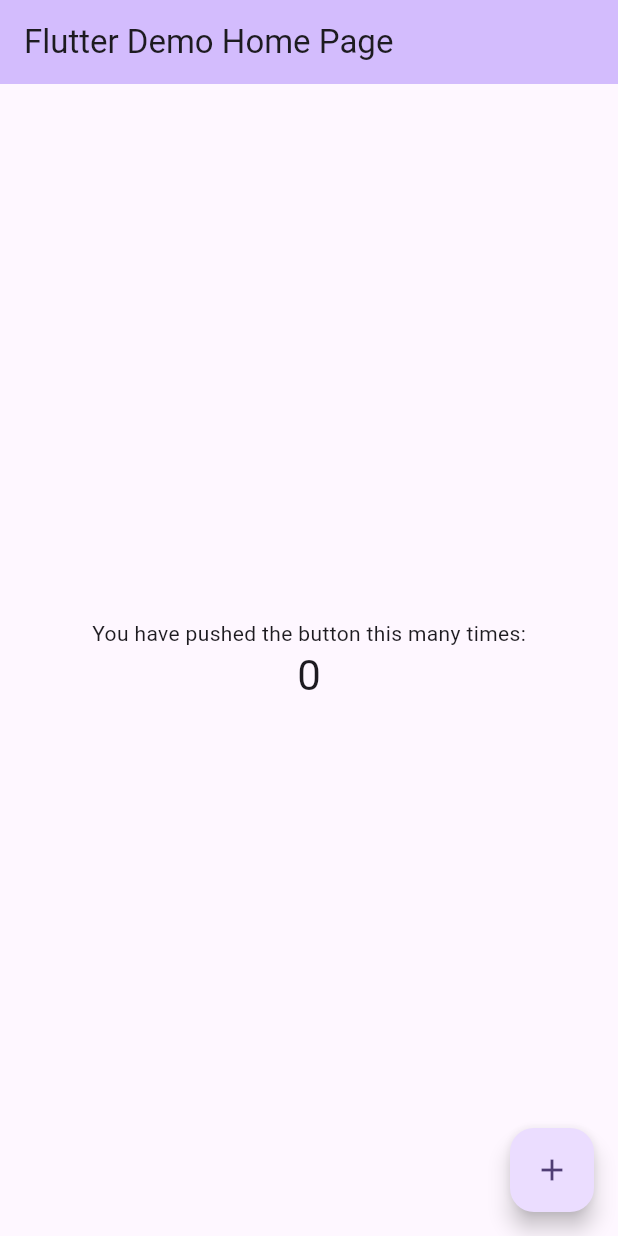
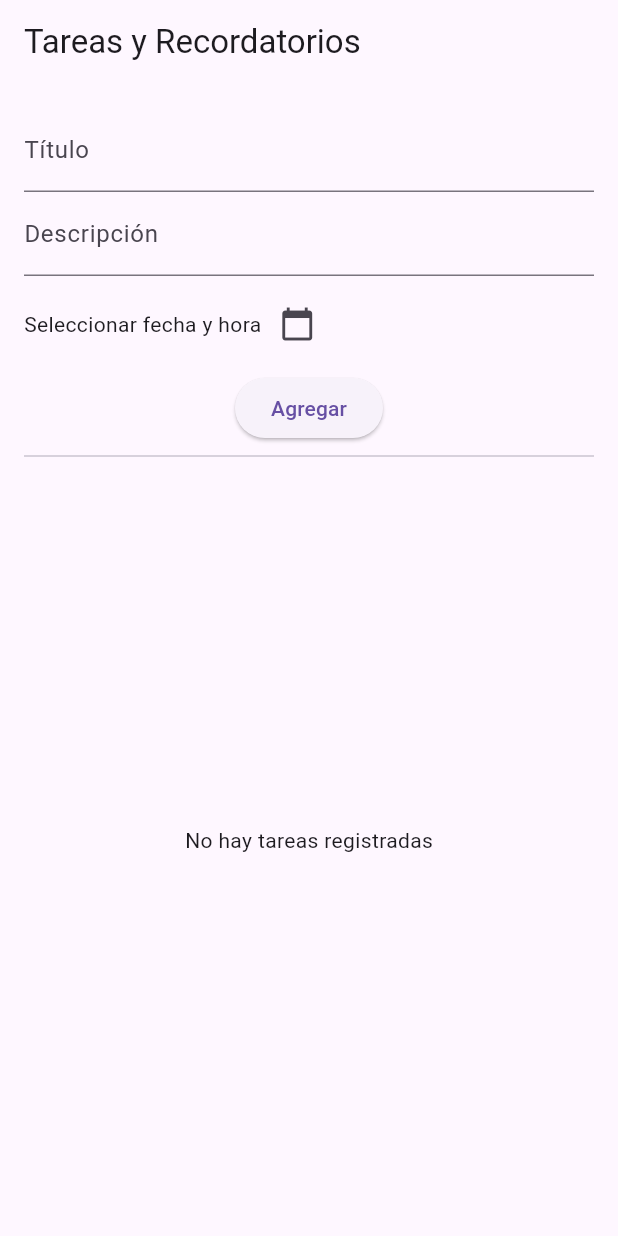
Before and after one commit to gabri117/exfinal, a Flutter app: the screen it shows after launch, on a phone screen of 412 x 824 dp. Run offline on Flutter 3.47's test engine with Material 3 defaults, Android fonts, the phone set to English and light mode, and no system bars; our stand-ins replace flutter_local_notifications, sqflite, timezone; accounts and stored records are empty.

Commit message:
Estructura inicial

```diff
--- /dev/null
+++ b/lib/core/notification_service.dart
@@ -0,0 +1,52 @@
+import 'package:flutter_local_notifications/flutter_local_notifications.dart';
+import 'package:timezone/data/latest.dart' as tz;
+import 'package:timezone/timezone.dart' as tz;
+
+class NotificationService {
+  static final _notifications = FlutterLocalNotificationsPlugin();
+
+  static Future<void> init() async {
+    // Inicializa las zonas horarias necesarias para notificaciones programadas
+    tz.initializeTimeZones();
+    const android = AndroidInitializationSettings('@mipmap/ic_launcher');
+    const settings = InitializationSettings(android: android);
+    await _notifications.initialize(settings);
+  }
+
+  static Future<void> show(String title, String body) async {
+    const details = NotificationDetails(
+      android: AndroidNotificationDetails(
+        'tasks_channel',
+        'Tareas',
+        importance: Importance.max,
+        priority: Priority.high,
+      ),
+    );
+    await _notifications.show(0, title, body, details);
+  }
+
+  // Notificación programada (valor agregado/creatividad)
+  static Future<void> showScheduled(String title, String body, DateTime scheduled) async {
+    const details = NotificationDetails(
+      android: AndroidNotificationDetails(
+        'tasks_channel',
+        'Tareas',
+        importance: Importance.max,
+        priority: Priority.high,
+      ),
+    );
+
+    final tz.TZDateTime scheduledDate = tz.TZDateTime.from(scheduled, tz.local);
+
+    await _notifications.zonedSchedule(
+      0,
+      title,
+      body,
+      scheduledDate,
+      details,
+      androidAllowWhileIdle: true,
+      uiLocalNotificationDateInterpretation: UILocalNotificationDateInterpretation.absoluteTime,
+      matchDateTimeComponents: DateTimeComponents.time,
+    );
+  }
+}
--- /dev/null
+++ b/lib/data/db_helper.dart
@@ -0,0 +1,51 @@
+import 'package:sqflite/sqflite.dart';
+import 'package:path/path.dart';
+import 'task_model.dart';
+
+class DBHelper {
+  static Database? _db;
+
+  static Future<Database> get db async {
+    _db ??= await _initDb();
+    return _db!;
+  }
+
+  static Future<Database> _initDb() async {
+    final path = join(await getDatabasesPath(), 'tasks.db');
+    return openDatabase(
+      path,
+      version: 1,
+      onCreate: (db, version) {
+        db.execute('''
+          CREATE TABLE tasks(
+            id INTEGER PRIMARY KEY AUTOINCREMENT,
+            titulo TEXT,
+            descripcion TEXT,
+            fechaHora TEXT
+          )
+        ''');
+      },
+    );
+  }
+
+  static Future<int> insertTask(Task task) async {
+    final dbClient = await db;
+    return dbClient.insert('tasks', task.toMap(), conflictAlgorithm: ConflictAlgorithm.replace);
+  }
+
+  static Future<List<Task>> getTasks() async {
+    final dbClient = await db;
+    final res = await dbClient.query('tasks');
+    return res.map((e) => Task.fromMap(e)).toList();
+  }
+
+  static Future<int> updateTask(Task task) async {
+    final dbClient = await db;
+    return dbClient.update('tasks', task.toMap(), where: 'id = ?', whereArgs: [task.id]);
+  }
+
+  static Future<int> deleteTask(int id) async {
+    final dbClient = await db;
+    return dbClient.delete('tasks', where: 'id = ?', whereArgs: [id]);
+  }
+}
--- /dev/null
+++ b/lib/data/task_model.dart
@@ -0,0 +1,22 @@
+class Task {
+  final int? id;
+  final String titulo;
+  final String descripcion;
+  final String fechaHora; // formato ISO
+
+  Task({this.id, required this.titulo, required this.descripcion, required this.fechaHora});
+
+  Map<String, dynamic> toMap() => {
+        'id': id,
+        'titulo': titulo,
+        'descripcion': descripcion,
+        'fechaHora': fechaHora,
+      };
+
+  factory Task.fromMap(Map<String, dynamic> map) => Task(
+        id: map['id'],
+        titulo: map['titulo'],
+        descripcion: map['descripcion'],
+        fechaHora: map['fechaHora'],
+      );
+}
--- a/lib/main.dart
+++ b/lib/main.dart
@@ -1,4 +1,5 @@
 import 'package:flutter/material.dart';
+import 'presentation/task_screen.dart';
 
 void main() {
   runApp(const MyApp());
@@ -6,117 +7,12 @@ void main() {
 
 class MyApp extends StatelessWidget {
   const MyApp({super.key});
-
-  // This widget is the root of your application.
   @override
   Widget build(BuildContext context) {
     return MaterialApp(
-      title: 'Flutter Demo',
-      theme: ThemeData(
-        // This is the theme of your application.
-        //
-        // TRY THIS: Try running your application with "flutter run". You'll see
-        // the application has a purple toolbar. Then, without quitting the app,
-        // try changing the seedColor in the colorScheme below to Colors.green
-        // and then invoke "hot reload" (save your changes or press the "hot
-        // reload" button in a Flutter-supported IDE, or press "r" if you used
-        // the command line to start the app).
-        //
-        // Notice that the counter didn't reset back to zero; the application
-        // state is not lost during the reload. To reset the state, use hot
-        // restart instead.
-        //
-        // This works for code too, not just values: Most code changes can be
-        // tested with just a hot reload.
-        colorScheme: ColorScheme.fromSeed(seedColor: Colors.deepPurple),
-      ),
-      home: const MyHomePage(title: 'Flutter Demo Home Page'),
+      title: 'Gestor de Tareas',
+      debugShowCheckedModeBanner: false,
+      home: const TaskScreen(),
     );
   }
 }
-
-class MyHomePage extends StatefulWidget {
-  const MyHomePage({super.key, required this.title});
-
-  // This widget is the home page of your application. It is stateful, meaning
-  // that it has a State object (defined below) that contains fields that affect
-  // how it looks.
-
-  // This class is the configuration for the state. It holds the values (in this
-  // case the title) provided by the parent (in this case the App widget) and
-  // used by the build method of the State. Fields in a Widget subclass are
-  // always marked "final".
-
-  final String title;
-
-  @override
-  State<MyHomePage> createState() => _MyHomePageState();
-}
-
-class _MyHomePageState extends State<MyHomePage> {
-  int _counter = 0;
-
-  void _incrementCounter() {
-    setState(() {
-      // This call to setState tells the Flutter framework that something has
-      // changed in this State, which causes it to rerun the build method below
-      // so that the display can reflect the updated values. If we changed
-      // _counter without calling setState(), then the build method would not be
-      // called again, and so nothing would appear to happen.
-      _counter++;
-    });
-  }
-
-  @override
-  Widget build(BuildContext context) {
-    // This method is rerun every time setState is called, for instance as done
-    // by the _incrementCounter method above.
-    //
-    // The Flutter framework has been optimized to make rerunning build methods
-    // fast, so that you can just rebuild anything that needs updating rather
-    // than having to individually change instances of widgets.
-    return Scaffold(
-      appBar: AppBar(
-        // TRY THIS: Try changing the color here to a specific color (to
-        // Colors.amber, perhaps?) and trigger a hot reload to see the AppBar
-        // change color while the other colors stay the same.
-        backgroundColor: Theme.of(context).colorScheme.inversePrimary,
-        // Here we take the value from the MyHomePage object that was created by
-        // the App.build method, and use it to set our appbar title.
-        title: Text(widget.title),
-      ),
-      body: Center(
-        // Center is a layout widget. It takes a single child and positions it
-        // in the middle of the parent.
-        child: Column(
-          // Column is also a layout widget. It takes a list of children and
-          // arranges them vertically. By default, it sizes itself to fit its
-          // children horizontally, and tries to be as tall as its parent.
-          //
-          // Column has various properties to control how it sizes itself and
-          // how it positions its children. Here we use mainAxisAlignment to
-          // center the children vertically; the main axis here is the vertical
-          // axis because Columns are vertical (the cross axis would be
-          // horizontal).
-          //
-          // TRY THIS: Invoke "debug painting" (choose the "Toggle Debug Paint"
-          // action in the IDE, or press "p" in the console), to see the
-          // wireframe for each widget.
-          mainAxisAlignment: MainAxisAlignment.center,
-          children: <Widget>[
-            const Text('You have pushed the button this many times:'),
-            Text(
-              '$_counter',
-              style: Theme.of(context).textTheme.headlineMedium,
-            ),
-          ],
-        ),
-      ),
-      floatingActionButton: FloatingActionButton(
-        onPressed: _incrementCounter,
-        tooltip: 'Increment',
-        child: const Icon(Icons.add),
-      ), // This trailing comma makes auto-formatting nicer for build methods.
-    );
-  }
-}
--- /dev/null
+++ b/lib/presentation/task_screen.dart
@@ -0,0 +1,149 @@
+import 'package:flutter/material.dart';
+import '../data/task_model.dart';
+import '../data/db_helper.dart';
+import '../core/notification_service.dart';
+
+class TaskScreen extends StatefulWidget {
+  const TaskScreen({super.key});
+
+  @override
+  State<TaskScreen> createState() => _TaskScreenState();
+}
+
+class _TaskScreenState extends State<TaskScreen> {
+  final _tituloController = TextEditingController();
+  final _descController = TextEditingController();
+  DateTime? _selectedDateTime;
+  List<Task> tasks = [];
+  Task? taskEditando;
+
+  @override
+  void initState() {
+    super.initState();
+    NotificationService.init();
+    _cargarTasks();
+  }
+
+  Future<void> _cargarTasks() async {
+    tasks = await DBHelper.getTasks();
+    setState(() {});
+  }
+
+  Future<void> _guardarTask() async {
+    if (_tituloController.text.isEmpty || _descController.text.isEmpty || _selectedDateTime == null) return;
+    final task = Task(
+      id: taskEditando?.id,
+      titulo: _tituloController.text,
+      descripcion: _descController.text,
+      fechaHora: _selectedDateTime!.toIso8601String(),
+    );
+    if (taskEditando == null) {
+      await DBHelper.insertTask(task);
+      await NotificationService.show('Tarea agregada', 'Se guardó: ${task.titulo}');
+      // Valor agregado: programar recordatorio
+      await NotificationService.showScheduled('¡Recordatorio!', 'No olvides: ${task.titulo}', _selectedDateTime!);
+    } else {
+      await DBHelper.updateTask(task);
+      await NotificationService.show('Tarea actualizada', 'Se actualizó: ${task.titulo}');
+    }
+    _tituloController.clear();
+    _descController.clear();
+    _selectedDateTime = null;
+    taskEditando = null;
+    _cargarTasks();
+  }
+
+  Future<void> _borrarTask(int id) async {
+    await DBHelper.deleteTask(id);
+    await NotificationService.show('Tarea eliminada', 'Se eliminó la tarea');
+    _cargarTasks();
+  }
+
+  void _editarTask(Task task) {
+    setState(() {
+      taskEditando = task;
+      _tituloController.text = task.titulo;
+      _descController.text = task.descripcion;
+      _selectedDateTime = DateTime.parse(task.fechaHora);
+    });
+  }
+
+  Future<void> _seleccionarFechaHora() async {
+    final date = await showDatePicker(
+      context: context,
+      initialDate: DateTime.now(),
+      firstDate: DateTime.now().subtract(const Duration(days: 1)),
+      lastDate: DateTime.now().add(const Duration(days: 365)),
+    );
+    if (date == null) return;
+    final time = await showTimePicker(
+      context: context,
+      initialTime: const TimeOfDay(hour: 9, minute: 0),
+    );
+    if (time == null) return;
+    setState(() {
+      _selectedDateTime = DateTime(date.year, date.month, date.day, time.hour, time.minute);
+    });
+  }
+
+  @override
+  Widget build(BuildContext context) {
+    return Scaffold(
+      appBar: AppBar(title: const Text('Tareas y Recordatorios')),
+      body: Padding(
+        padding: const EdgeInsets.all(16.0),
+        child: Column(
+          children: [
+            TextField(controller: _tituloController, decoration: const InputDecoration(labelText: 'Título')),
+            TextField(controller: _descController, decoration: const InputDecoration(labelText: 'Descripción')),
+            const SizedBox(height: 8),
+            Row(
+              children: [
+                Text(_selectedDateTime == null
+                    ? 'Seleccionar fecha y hora'
+                    : 'Fecha: ${_selectedDateTime!.toLocal()}'),
+                IconButton(
+                  icon: const Icon(Icons.calendar_today),
+                  onPressed: _seleccionarFechaHora,
+                ),
+              ],
+            ),
+            const SizedBox(height: 8),
+            ElevatedButton(
+              onPressed: _guardarTask,
+              child: Text(taskEditando == null ? 'Agregar' : 'Actualizar'),
+            ),
+            const Divider(),
+            Expanded(
+              child: tasks.isEmpty
+                ? const Center(child: Text('No hay tareas registradas'))
+                : ListView.builder(
+                    itemCount: tasks.length,
+                    itemBuilder: (context, index) {
+                      final t = tasks[index];
+                      return ListTile(
+                        title: Text(t.titulo),
+                        subtitle: Text('${t.descripcion}\n${DateTime.parse(t.fechaHora).toLocal()}'),
+                        trailing: Row(
+                          mainAxisSize: MainAxisSize.min,
+                          children: [
+                            IconButton(
+                              icon: const Icon(Icons.edit),
+                              onPressed: () => _editarTask(t),
+                            ),
+                            IconButton(
+                              icon: const Icon(Icons.delete),
+                              onPressed: () => _borrarTask(t.id!),
+                            ),
+                          ],
+                        ),
+                      );
+                    },
+                  ),
+            ),
+          ],
+        ),
+      ),
+    );
+  }
+}
```
Also changed, not shown: pubspec.yaml (+6 -4 lines), pubspec.lock, 3 other files.
